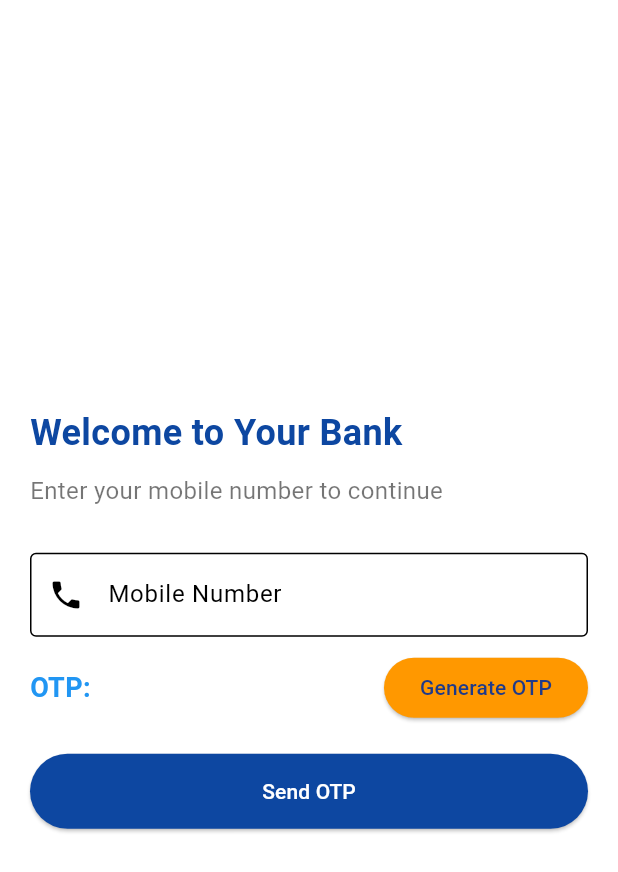
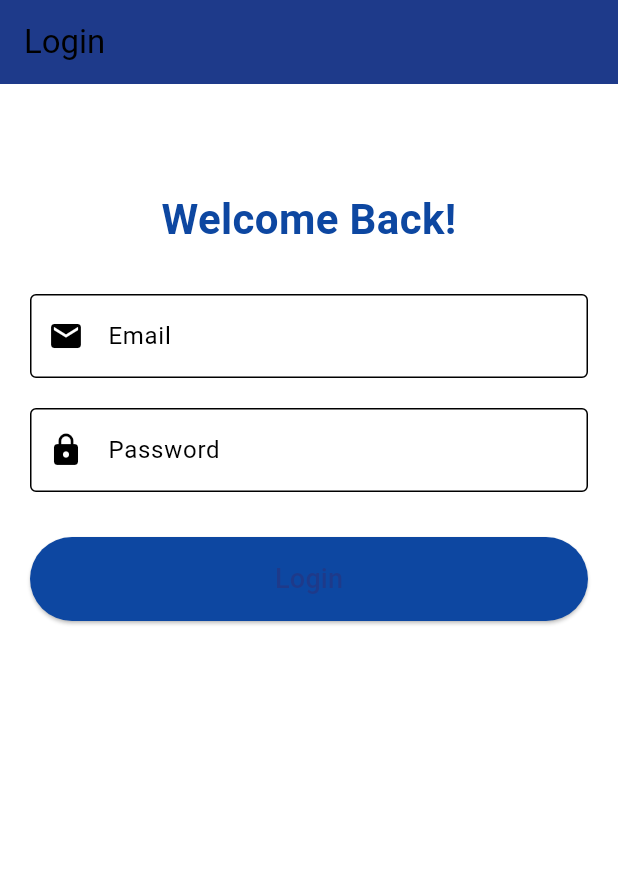
Before and after one commit to Nithish23z230/InventoryPro, a Flutter app: the LoginScreen screen opened directly, on a phone screen of 412 x 824 dp. Shown: the top 872 px of the screen. Run offline on Flutter 3.47's test engine with Material 3 defaults, Android fonts, the light colour scheme and no system bars.

Commit message:
updated bro

```diff
--- /dev/null
+++ b/SmartPay/frontend/devtools_options.yaml
@@ -0,0 +1,3 @@
+description: This file stores settings for Dart & Flutter DevTools.
+documentation: https://docs.flutter.dev/tools/devtools/extensions#configure-extension-enablement-states
+extensions:
--- a/SmartPay/frontend/lib/login_screen.dart
+++ b/SmartPay/frontend/lib/login_screen.dart
@@ -1,6 +1,5 @@
-import 'dart:math'; // For generating OTP
 import 'package:flutter/material.dart';
-import 'otp_screen.dart';
+import 'dashboard_screen.dart'; // Import your DashboardScreen here
 
 class LoginScreen extends StatefulWidget {
   const LoginScreen({super.key});
@@ -10,96 +9,117 @@ class LoginScreen extends StatefulWidget {
 }
 
 class _LoginScreenState extends State<LoginScreen> {
-  final TextEditingController phoneController = TextEditingController();
-  String otp = ""; // Holds the generated OTP
+  final TextEditingController emailController = TextEditingController();
+  final TextEditingController passwordController = TextEditingController();
+  final _formKey = GlobalKey<FormState>();
+  bool isLoading = false;
 
-  // Function to generate a new OTP
-  void generateOTP() {
+  // Dummy credentials for now
+  final String validEmail = 'test@example.com';
+  final String validPassword = 'password123';
+
+  void loginUser() {
+    if (_formKey.currentState!.validate()) {
       setState(() {
-      otp = (1000 + Random().nextInt(9000)).toString(); // Generates a 4-digit OTP
+        isLoading = true;
       });
+
+      Future.delayed(const Duration(seconds: 2), () {
+        setState(() {
+          isLoading = false;
+        });
+
+        if (emailController.text == validEmail && passwordController.text == validPassword) {
+          // If login is successful
+          Navigator.pushReplacement(
+            context,
+            MaterialPageRoute(builder: (context) => const DashboardScreen()),
+          );
+        } else {
+          // Show error
+          ScaffoldMessenger.of(context).showSnackBar(
+            const SnackBar(content: Text('Invalid email or password')),
+          );
+        }
+      });
+    }
   }
 
   @override
   Widget build(BuildContext context) {
     return Scaffold(
       backgroundColor: Colors.white,
+      appBar: AppBar(
+        title: const Text('Login'),
+        backgroundColor: const Color(0xFF1E3A8A),
+      ),
       body: Padding(
         padding: const EdgeInsets.all(20),
-        child: Column(
-          mainAxisAlignment: MainAxisAlignment.center,
-          crossAxisAlignment: CrossAxisAlignment.start,
+        child: Form(
+          key: _formKey,
+          child: ListView(
             children: [
+              const SizedBox(height: 50),
               Text(
-              "Welcome to Your Bank",
-              style: TextStyle(fontSize: 24, fontWeight: FontWeight.bold, color: Colors.blue[900]),
+                "Welcome Back!",
+                style: TextStyle(fontSize: 28, fontWeight: FontWeight.bold, color: Colors.blue[900]),
+                textAlign: TextAlign.center,
               ),
-            const SizedBox(height: 10),
-            const Text("Enter your mobile number to continue", style: TextStyle(fontSize: 16, color: Colors.black54)),
               const SizedBox(height: 30),
-
-            // Phone Number Input
-            TextField(
-              controller: phoneController,
-              keyboardType: TextInputType.number,
-              maxLength: 10, // Restrict to 10 digits
+              TextFormField(
+                controller: emailController,
                 decoration: const InputDecoration(
-                labelText: "Mobile Number",
+                  labelText: 'Email',
                   border: OutlineInputBorder(),
-                prefixIcon: Icon(Icons.phone),
-                counterText: "", // Hides character count display
+                  prefixIcon: Icon(Icons.email),
                 ),
+                validator: (value) {
+                  if (value == null || value.isEmpty) {
+                    return 'Please enter your email';
+                  }
+                  if (!RegExp(r'\S+@\S+\.\S+').hasMatch(value)) {
+                    return 'Enter a valid email';
+                  }
+                  return null;
+                },
               ),
-
-            const SizedBox(height: 10),
-
-            // OTP Display
-            Row(
-              mainAxisAlignment: MainAxisAlignment.spaceBetween,
-              children: [
-                Text(
-                  "OTP: $otp",
-                  style: const TextStyle(fontSize: 18, fontWeight: FontWeight.bold, color: Colors.blue),
+              const SizedBox(height: 20),
+              TextFormField(
+                controller: passwordController,
+                decoration: const InputDecoration(
+                  labelText: 'Password',
+                  border: OutlineInputBorder(),
+                  prefixIcon: Icon(Icons.lock),
                 ),
+                obscureText: true,
+                validator: (value) {
+                  if (value == null || value.isEmpty) {
+                    return 'Please enter your password';
+                  }
+                  if (value.length < 6) {
+                    return 'Password should be at least 6 characters';
+                  }
+                  return null;
+                },
+              ),
+              const SizedBox(height: 30),
               ElevatedButton(
-                  onPressed: generateOTP,
-                  style: ElevatedButton.styleFrom(backgroundColor: Colors.orange),
-                  child: const Text("Generate OTP"),
-                ),
-              ],
-            ),
-
-            const SizedBox(height: 20),
-
-            // Send OTP Button
-            SizedBox(
-              width: double.infinity,
-              child: ElevatedButton(
-                onPressed: () {
-                  if (phoneController.text.length == 10) {
-                    Navigator.push(
-                      context,
-                      MaterialPageRoute(
-                        builder: (context) => OTPScreen(phone: phoneController.text, otp: otp),
-                      ),
-                    );
-                  } else {
-                    ScaffoldMessenger.of(context).showSnackBar(
-                      const SnackBar(content: Text("Please enter a valid 10-digit phone number")),
-                    );
-                  }
-                },
+                onPressed: isLoading ? null : loginUser,
                 style: ElevatedButton.styleFrom(
                   backgroundColor: Colors.blue[900],
-                  foregroundColor: Colors.white,
                   padding: const EdgeInsets.symmetric(vertical: 15),
                 ),
-                child: const Text("Send OTP"),
+                child: isLoading
+                    ? const CircularProgressIndicator(color: Colors.white)
+                    : const Text(
+                        'Login',
+                        style: TextStyle(fontSize: 18),
                       ),
               ),
             ],
           ),
         ),
+      ),
     );
   }
 }
--- a/SmartPay/frontend/lib/main.dart
+++ b/SmartPay/frontend/lib/main.dart
@@ -1,5 +1,5 @@
 import 'package:flutter/material.dart';
-import 'registration_screen.dart';
+import 'login_screen.dart'; // Import your login screen here
 
 void main() {
   runApp(const BankingApp());
@@ -12,6 +12,7 @@ class BankingApp extends StatelessWidget {
   Widget build(BuildContext context) {
     return MaterialApp(
       debugShowCheckedModeBanner: false,
+      title: 'SmartPay',
       theme: ThemeData(
         primaryColor: const Color(0xFF1E3A8A),
         colorScheme: const ColorScheme.light(
@@ -19,7 +20,7 @@ class BankingApp extends StatelessWidget {
           surface: Color(0xFFFAFAFA),
         ),
       ),
-      home: const RegistrationScreen(),  // Set RegistrationScreen as home
+      home: const LoginScreen(), // Start with LoginScreen
     );
   }
 }
```
Also changed, not shown: SmartPay/frontend/lib/registration_screen.dart (+34 -28 lines), 1 other file. Lines whose indentation alone changed are shown as unchanged.
